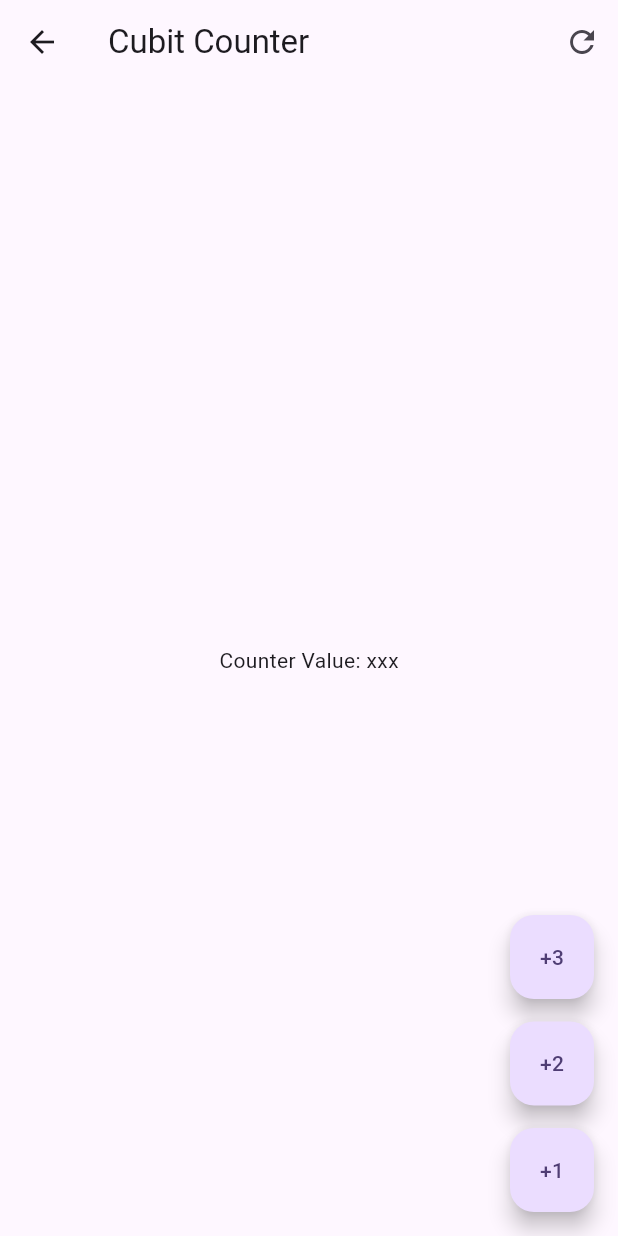
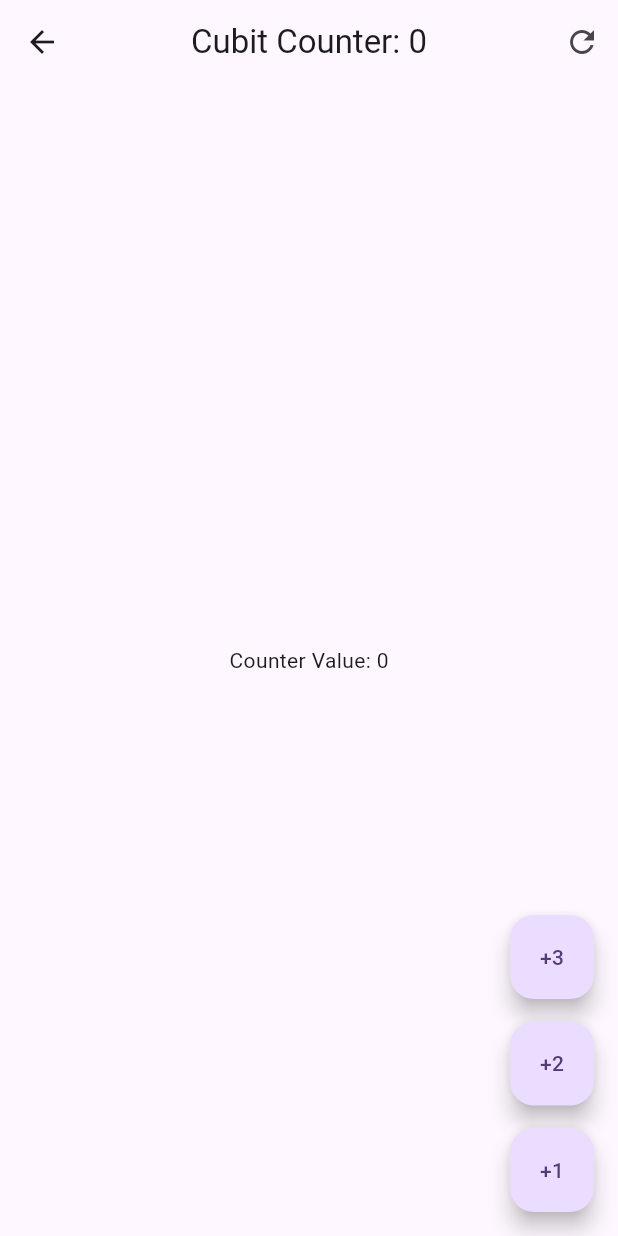
Before and after one commit to AleXx815/forms_app, a Flutter app: the screen it shows after launch, after a tap on "Cubits", on a phone screen of 412 x 824 dp. Run offline on Flutter 3.47's test engine with Material 2 defaults, Android fonts, the phone set to English and light mode, and no system bars; our stand-ins replace flutter_bloc, go_router.

Commit message:
consume and use counterCubit

```diff
--- a/lib/presentation/screens/cubit_counter_screen.dart
+++ b/lib/presentation/screens/cubit_counter_screen.dart
@@ -1,13 +1,30 @@
 import 'package:flutter/material.dart';
+import 'package:flutter_bloc/flutter_bloc.dart';
+import 'package:forms_app/presentation/blocs/counter_cubit/counter_cubit.dart';
 
 class CubitCounterScreen extends StatelessWidget {
   const CubitCounterScreen({super.key});
 
   @override
   Widget build(BuildContext context) {
+    return BlocProvider(
+      create: (_) => CounterCubit(),
+      child: const _CubitCounterView(),
+    );
+  }
+}
+
+class _CubitCounterView extends StatelessWidget {
+  const _CubitCounterView();
+
+  @override
+  Widget build(BuildContext context) {
+    final counterState = context.watch<CounterCubit>().state;
+
     return Scaffold(
       appBar: AppBar(
-        title: const Text("Cubit Counter"),
+        centerTitle: true,
+        title: Text("Cubit Counter: ${counterState.transactionCount}"),
         actions: [
           IconButton(
             onPressed: () {},
@@ -15,8 +32,13 @@ class CubitCounterScreen extends StatelessWidget {
           ),
         ],
       ),
-      body: const Center(
-        child: Text("Counter Value: xxx"),
+      body: Center(
+        child: BlocBuilder<CounterCubit, CounterState>(
+          // buildWhen: (previous, current) => current.counter != previous.counter,
+          builder: (context, state) {
+            return Text("Counter Value: ${state.counter}");
+          },
+        ),
       ),
       floatingActionButton: Column(
         mainAxisAlignment: MainAxisAlignment.end,
```
